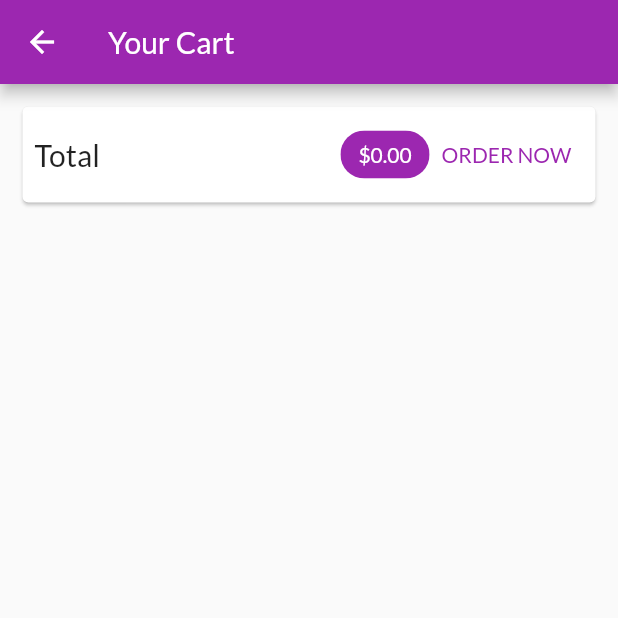
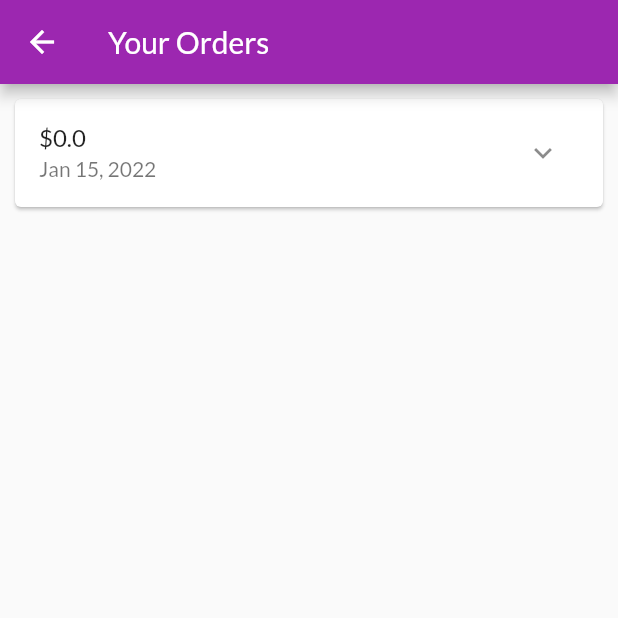
Before and after one commit to bahrie127/shop_app_flutter_udemy_courses, a Flutter app: the CartScreen screen opened by its route, after a tap on "ORDER NOW", on a phone screen of 412 x 824 dp, the top half of it. Run offline on Flutter 3.47's test engine with Material 2 defaults, Android fonts, the phone set to English and light mode, and no system bars; network calls fail.

Commit message:
Completed orders screen

```diff
--- a/lib/main.dart
+++ b/lib/main.dart
@@ -1,9 +1,11 @@
 import 'package:flutter/material.dart';
 import 'package:provider/provider.dart';
+import './providers/orders.dart' show Orders;
 import './screens/cart_screen.dart';
 import './providers/products.dart';
 import './screens/products_overview_screen.dart';
 import './providers/cart.dart';
+import './screens/orders_screen.dart';
 
 void main() {
   runApp(MyApp());
@@ -21,6 +23,9 @@ class MyApp extends StatelessWidget {
         ChangeNotifierProvider(
           create: (_) => Cart(),
         ),
+        ChangeNotifierProvider(
+          create: (_) => Orders(),
+        ),
       ],
       child: MaterialApp(
         title: 'MyShop',
@@ -32,6 +37,7 @@ class MyApp extends StatelessWidget {
         home: ProductsOverviewScreen(),
         routes: {
           CartScreen.routeName: (ctx) => CartScreen(),
+          OrdersScreen.routeName: (ctx) => OrdersScreen(),
         },
       ),
     );
--- /dev/null
+++ b/lib/providers/orders.dart
@@ -0,0 +1,38 @@
+import 'package:flutter/foundation.dart';
+
+import './cart.dart';
+
+class OrderItem {
+  final String id;
+  final double amount;
+  final List<CartItem> products;
+  final DateTime dateTime;
+
+  OrderItem({
+    required this.id,
+    required this.amount,
+    required this.products,
+    required this.dateTime,
+  });
+}
+
+class Orders with ChangeNotifier {
+  List<OrderItem> _orders = [];
+
+  List<OrderItem> get orders {
+    return [..._orders];
+  }
+
+  void addOrder(List<CartItem> cartProducts, double total) {
+    _orders.insert(
+      0,
+      OrderItem(
+        id: DateTime.now().toString(),
+        amount: total,
+        dateTime: DateTime.now(),
+        products: cartProducts,
+      ),
+    );
+    notifyListeners();
+  }
+}
--- a/lib/screens/cart_screen.dart
+++ b/lib/screens/cart_screen.dart
@@ -1,8 +1,10 @@
 import 'package:flutter/material.dart';
 import 'package:provider/provider.dart';
+import '../screens/orders_screen.dart';
 
 import '../providers/cart.dart' show Cart;
 import '../widgets/cart_item.dart' show CartItemWidget;
+import '../providers/orders.dart' show Orders;
 
 class CartScreen extends StatelessWidget {
   static const routeName = '/cart';
@@ -35,7 +37,14 @@ class CartScreen extends StatelessWidget {
                     backgroundColor: Theme.of(context).primaryColor,
                   ),
                   TextButton(
-                    onPressed: () {},
+                    onPressed: () {
+                      Provider.of<Orders>(context, listen: false).addOrder(
+                        cart.items.values.toList(),
+                        cart.totalAmount,
+                      );
+                      cart.clear();
+                      Navigator.of(context).pushNamed(OrdersScreen.routeName);
+                    },
                     child: Text('ORDER NOW'),
                     style: TextButton.styleFrom(
                       primary: Theme.of(context).primaryColor,
--- /dev/null
+++ b/lib/screens/orders_screen.dart
@@ -0,0 +1,23 @@
+import 'package:flutter/material.dart';
+import 'package:provider/provider.dart';
+
+import '../providers/orders.dart' show Orders;
+import '../widgets/order_item.dart';
+
+class OrdersScreen extends StatelessWidget {
+  static const routeName = '/orders';
+
+  @override
+  Widget build(BuildContext context) {
+    final orderData = Provider.of<Orders>(context);
+    return Scaffold(
+      appBar: AppBar(
+        title: Text('Your Orders'),
+      ),
+      body: ListView.builder(
+        itemCount: orderData.orders.length,
+        itemBuilder: (ctx, i) => OrderItem(orderData.orders[i]),
+      ),
+    );
+  }
+}
--- /dev/null
+++ b/lib/widgets/order_item.dart
@@ -0,0 +1,72 @@
+import 'dart:math';
+import 'package:flutter/material.dart';
+import 'package:intl/intl.dart';
+
+import '../providers/orders.dart' as ord;
+
+class OrderItem extends StatefulWidget {
+  final ord.OrderItem order;
+
+  OrderItem(this.order);
+
+  @override
+  _OrderItemState createState() => _OrderItemState();
+}
+
+class _OrderItemState extends State<OrderItem> {
+  var _expanded = false;
+  @override
+  Widget build(BuildContext context) {
+    return Card(
+      margin: EdgeInsets.all(10),
+      child: Column(
+        children: [
+          ListTile(
+            title: Text('\$${widget.order.amount}'),
+            subtitle: Text(
+              DateFormat.yMMMd().format(widget.order.dateTime),
+            ),
+            trailing: IconButton(
+              icon: Icon(_expanded ? Icons.expand_less : Icons.expand_more),
+              onPressed: () {
+                setState(() {
+                  _expanded = !_expanded;
+                });
+              },
+            ),
+          ),
+          if (_expanded)
+            Container(
+              padding: EdgeInsets.symmetric(horizontal: 15, vertical: 4),
+              height: min(widget.order.products.length * 20 + 10, 100),
+              child: ListView(
+                children: widget.order.products
+                    .map(
+                      (prod) => Row(
+                        mainAxisAlignment: MainAxisAlignment.spaceBetween,
+                        children: [
+                          Text(
+                            prod.title,
+                            style: TextStyle(
+                              fontSize: 18,
+                              fontWeight: FontWeight.bold,
+                            ),
+                          ),
+                          Text(
+                            '${prod.quantity}x \$${prod.price}',
+                            style: TextStyle(
+                              fontSize: 18,
+                              color: Colors.grey,
+                            ),
+                          ),
+                        ],
+                      ),
+                    )
+                    .toList(),
+              ),
+            )
+        ],
+      ),
+    );
+  }
+}
```
